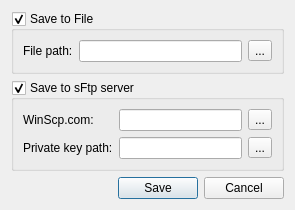
OzhegovRoman/ControlUnit4_Software, file Service/Calibration/savedialog.ui: the form before one commit.
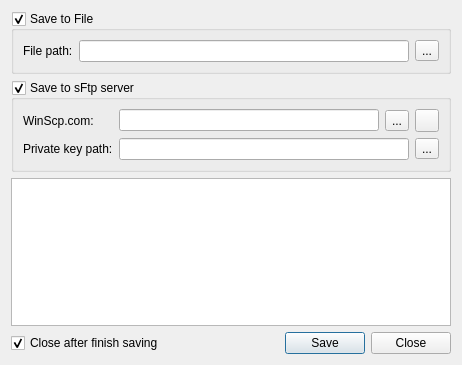
The form after the commit. Icons and pictures are not drawn.

```diff
--- a/Service/Calibration/savedialog.ui
+++ b/Service/Calibration/savedialog.ui
@@ -6,8 +6,8 @@
    <rect>
     <x>0</x>
     <y>0</y>
-    <width>295</width>
-    <height>193</height>
+    <width>451</width>
+    <height>351</height>
    </rect>
   </property>
   <property name="windowTitle">
@@ -68,7 +68,14 @@
         <item row="0" column="1">
          <layout class="QHBoxLayout" name="horizontalLayout">
           <item>
-           <widget class="QLineEdit" name="leWinScp"/>
+           <widget class="QLineEdit" name="leWinScp">
+            <property name="minimumSize">
+             <size>
+              <width>260</width>
+              <height>0</height>
+             </size>
+            </property>
+           </widget>
           </item>
           <item>
            <widget class="QToolButton" name="tbWinScp">
@@ -77,6 +84,18 @@
             </property>
            </widget>
           </item>
+          <item>
+           <widget class="QToolButton" name="tbDownload">
+            <property name="text">
+             <string/>
+            </property>
+            <property name="icon">
+             <iconset>
+              <normalon>:/pics/download.png</normalon>
+             </iconset>
+            </property>
+           </widget>
+          </item>
          </layout>
         </item>
         <item row="1" column="0">
@@ -106,15 +125,42 @@
     </widget>
    </item>
    <item>
-    <widget class="QDialogButtonBox" name="buttonBox">
-     <property name="orientation">
-      <enum>Qt::Horizontal</enum>
+    <widget class="QPlainTextEdit" name="teLog">
+     <property name="minimumSize">
+      <size>
+       <width>0</width>
+       <height>148</height>
+      </size>
      </property>
-     <property name="standardButtons">
-      <set>QDialogButtonBox::Cancel|QDialogButtonBox::Save</set>
+     <property name="readOnly">
+      <bool>true</bool>
      </property>
     </widget>
    </item>
+   <item>
+    <layout class="QHBoxLayout" name="horizontalLayout_3">
+     <item>
+      <widget class="QCheckBox" name="cbCloseAfterSaving">
+       <property name="text">
+        <string>Close after finish saving</string>
+       </property>
+       <property name="checked">
+        <bool>true</bool>
+       </property>
+      </widget>
+     </item>
+     <item>
+      <widget class="QDialogButtonBox" name="buttonBox">
+       <property name="orientation">
+        <enum>Qt::Horizontal</enum>
+       </property>
+       <property name="standardButtons">
+        <set>QDialogButtonBox::Close|QDialogButtonBox::Save</set>
+       </property>
+      </widget>
+     </item>
+    </layout>
+   </item>
   </layout>
  </widget>
  <resources/>
```
Left out of the diff: 2 changed lines with no effect on the pictures.
